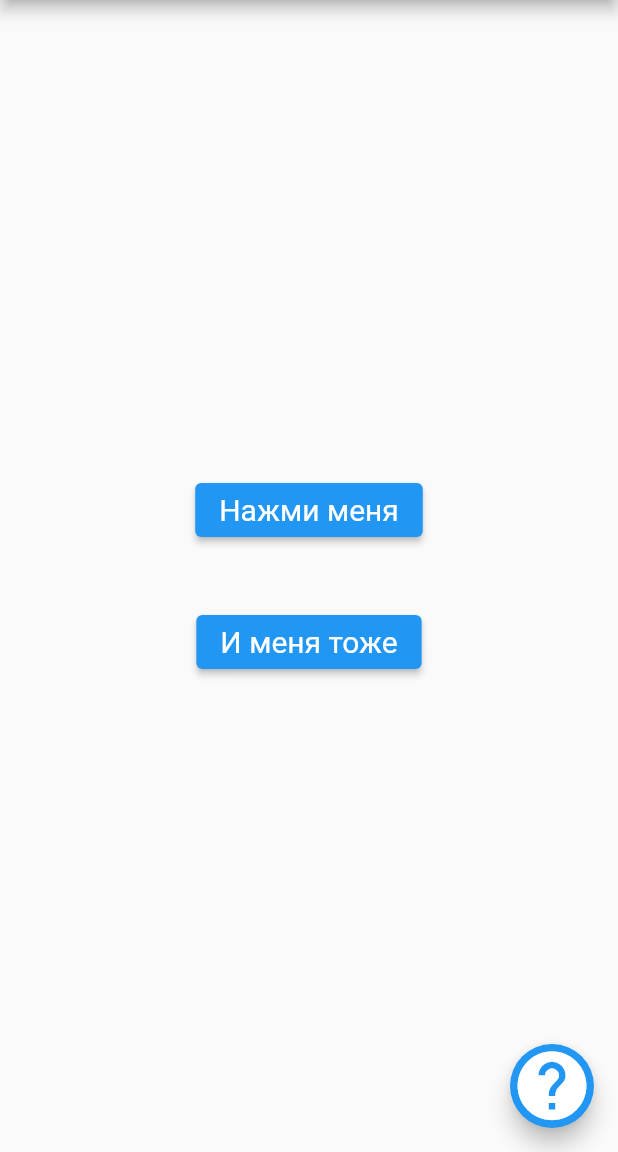
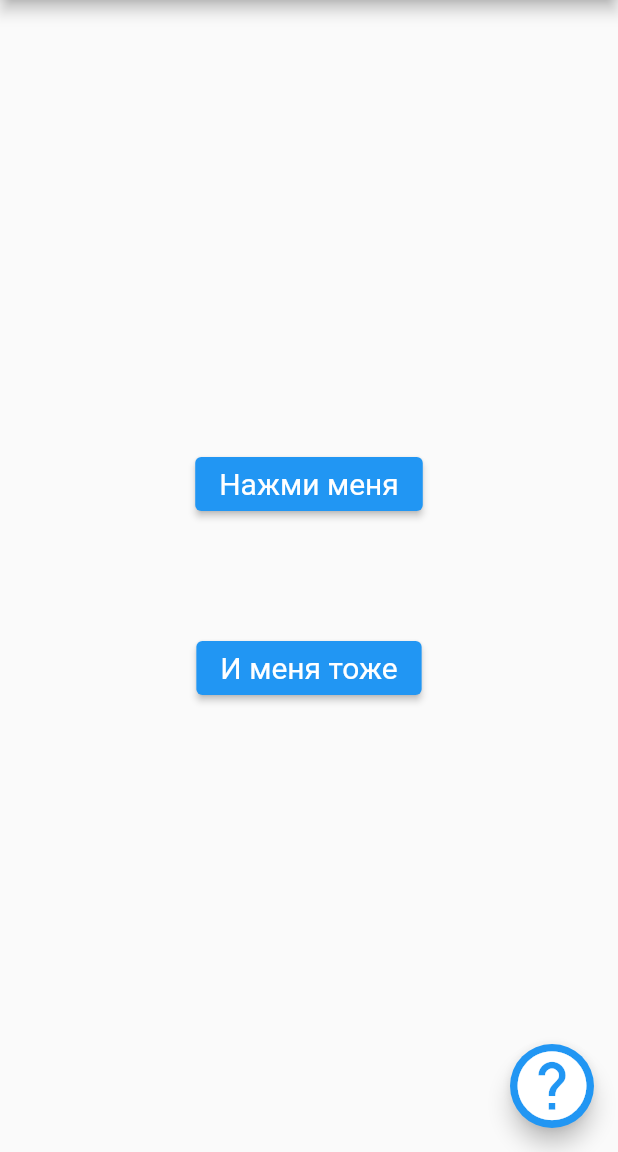
Before and after one commit to oquad/intership2021, a Flutter app: the MaterialWidgetScreen screen opened directly, on a phone screen of 412 x 824 dp, the part 84-1236 px from its top. Run offline on Flutter 3.47's test engine with Material 2 defaults, Android fonts, the phone set to English and light mode, and no system bars.

Commit message:
refactored some more shit

```diff
--- a/lib/material/material_demo_screen.dart
+++ b/lib/material/material_demo_screen.dart
@@ -10,9 +10,14 @@ class MaterialWidgetScreen extends StatefulWidget {
   State<MaterialWidgetScreen> createState() => _MaterialWidgetScreenState();
 }
 
-enum PopupButtonOptions { yes, yesSure, no, noSure }
+enum PopupButtonOptions {
+  yes,
+  yesSure,
+  no,
+  noSure,
+}
 
-extension PoputToString on PopupButtonOptions {
+extension PopupToString on PopupButtonOptions {
   String toText() {
     switch (this) {
       case PopupButtonOptions.yes:
@@ -37,30 +42,29 @@ enum RadioOptions {
   Sunday,
 }
 
+extension RadioToString on RadioOptions {
+  String toText() {
+    switch (this) {
+      case RadioOptions.Monday:
+        return 'Понедельник';
+      case RadioOptions.Tuesday:
+        return 'Вторник';
+      case RadioOptions.Wednesday:
+        return 'Среда';
+      case RadioOptions.Thursday:
+        return 'Щитверг';
+      case RadioOptions.Friday:
+        return 'Пятницца';
+      case RadioOptions.Saturday:
+        return 'Суббота';
+      case RadioOptions.Sunday:
+        return 'Христос воскресе';
+    }
+  }
+}
+
 class _MaterialWidgetScreenState extends State<MaterialWidgetScreen> {
-  final Map<String, Color> colorMap = {
-    "drawerHeader": Color(0xFF233040),
-    "drawerBackground": Color(0xFF1C242F),
-    "entryTitle": Color(0xFFECF0F1),
-    "entryLeading": Color(0xFF727E8A),
-    "nickname": Color(0xFFFEFEFE),
-    "phone": Color(0xFF717D8B),
-    "themeSwitcher": Color(0xFFFFFFFF),
-  };
-
-  final Map<String, Color> colorMapLight = {
-    "drawerHeader": Color(0xFF5A8FBB),
-    "drawerBackground": Color(0xFFFFFFFF),
-    "entryTitle": Color(0xFF454545),
-    "entryLeading": Color(0xFFAAB0B3),
-    "nickname": Color(0xFFF4FCFD),
-    "phone": Color(0xFFABD2EF),
-    "themeSwitcher": Color(0xFFFAFEFD),
-  };
-
   /// TODO use [Theme] to change appearance
-  var _darkThemeUsing = true;
-
   Widget _currentScreen = SmallTalkAboutHorses();
 
   @override
@@ -74,144 +78,80 @@ class _MaterialWidgetScreenState extends State<MaterialWidgetScreen> {
         title: const Text('Material widgets demo'),
         actions: [AppBarActions()],
       ),
-      endDrawer: Drawer(
-        child: Container(
-          color: _darkThemeUsing
-              ? colorMap["drawerBackground"]
-              : colorMapLight["drawerBackground"],
+      endDrawer: drawerWidget(),
+      floatingActionButton: FloatingActionButton(
+        child: Icon(Icons.help, size: 55),
+        onPressed: () {
+          ScaffoldMessenger.of(context)
+              .showSnackBar(const SnackBar(content: Text('Да не эту блять')));
+        },
+        tooltip: 'Саня',
+      ),
+      body: Center(child: _currentScreen),
+    );
+  }
+
+  /// TODO colors
+  Widget drawerWidget() {
+    return Drawer(
       child: ListView(children: <Widget>[
         DrawerHeader(
           padding: EdgeInsets.all(0),
-              decoration: BoxDecoration(
-                  color: _darkThemeUsing
-                      ? colorMap["drawerHeader"]
-                      : colorMapLight["drawerHeader"]),
           duration: Duration(milliseconds: 0),
           child: Container(
             padding: EdgeInsets.all(15),
             child: Column(
+              mainAxisAlignment: MainAxisAlignment.spaceBetween,
               crossAxisAlignment: CrossAxisAlignment.start,
               children: <Widget>[
-                    Row(
-                      children: <Widget>[
-                        CircleAvatar(
-                          backgroundColor: _darkThemeUsing
-                              ? colorMap["drawerBackground"]
-                              : colorMapLight["drawerBackground"],
-                          radius: 35,
-                          child: Text(
-                            "AB",
-                            style: TextStyle(
-                              color: _darkThemeUsing
-                                  ? colorMap["nickname"]
-                                  : colorMapLight["nickname"],
-                              fontWeight: FontWeight.bold,
-                            ),
-                          ),
-                        ),
-                        Expanded(
-                          child: Text(''),
-                        ),
-                        IconButton(
-                          icon: Icon(
-                            Icons.light_mode,
-                            color: _darkThemeUsing
-                                ? colorMap["themeSwitcher"]
-                                : colorMapLight["themeSwitcher"],
-                          ),
-                          onPressed: () => setState(() =>
-                              _darkThemeUsing = _darkThemeUsing ? false : true),
-                        ),
-                      ],
-                    ),
-                    Expanded(
-                      child: Text(''),
-                    ),
-                    Row(
-                      children: <Widget>[
-                        Column(
-                          crossAxisAlignment: CrossAxisAlignment.start,
-                          children: <Widget>[
-                            Text(
-                              'Alexey Bukin',
-                              style: TextStyle(
-                                color: _darkThemeUsing
-                                    ? colorMap["nickname"]
-                                    : colorMapLight["nickname"],
-                                fontWeight: FontWeight.bold,
-                              ),
-                            ),
-                            Text(
-                              '+7 (920) 008-12-76',
-                              style: TextStyle(
-                                  color: _darkThemeUsing
-                                      ? colorMap["phone"]
-                                      : colorMapLight["phone"]),
-                            ),
-                          ],
-                        ),
-                        Expanded(
-                          child: Text(''),
-                        ),
-                        IconButton(
-                          icon: Icon(
-                            Icons.keyboard_arrow_down_outlined,
-                            color: _darkThemeUsing
-                                ? colorMap["themeSwitcher"]
-                                : colorMapLight["themeSwitcher"],
-                          ),
-                          onPressed: () {},
-                        ),
-                      ],
-                    ),
+                drawerHeaderTopLine(),
+                drawerHeaderBottomLine(),
               ],
             ),
           ),
         ),
         drawerList(),
       ]),
-        ),
-      ),
-      floatingActionButton: FloatingActionButton(
-        child: Icon(
-          Icons.help,
-          size: 55,
-        ),
-        onPressed: () {
-          ScaffoldMessenger.of(context)
-              .showSnackBar(const SnackBar(content: Text('Да не эту блять')));
-        },
-        tooltip: 'Саня',
-      ),
-      body: Center(
-        child: _currentScreen,
-      ),
     );
   }
 
-  // final Map<String, IconData> entryAndIconList = {
-  //   'Разговоры о конях': Icons.group_outlined,
-  //   'Contacts': Icons.person_outline,
-  //   'Calls': Icons.call_outlined,
-  //   'People Nearby': Icons.person_outline,
-  //   'Saved Messages': Icons.bookmark_outline,
-  //   'Settings': Icons.settings_outlined,
-  //   'Unused': Icons.help,
-  //   'Радио': Icons.person_add_outlined,
-  //   'Telegram Features': Icons.help_outline,
-  // };
+  /// TODO define styles correctly
+  /// TODO define ThemeChangerFunction
+  Widget drawerHeaderTopLine() {
+    return Row(
+      mainAxisAlignment: MainAxisAlignment.spaceBetween,
+      children: <Widget>[
+        CircleAvatar(
+          radius: 35,
+          child: Text("AB"),
+        ),
+        IconButton(
+          icon: Icon(Icons.light_mode),
+          onPressed: () {},
+        ),
+      ],
+    );
+  }
 
-  //    final List<Widget> pageOptions = <Widget>[
-  //       SmallTalkAboutHorses(),
-  //       DataTableWidget(),
-  //       CardsWidget(),
-  //       TapBarWidget(),
-  //       CheckboxWidget(),
-  //       DateTimeWidget(),
-  //       DefaultWidget(),
-  //       RadioWidget(),
-  //       SliderSwitch(),
-  //     ];
+  /// TODO define styles correctly
+  Widget drawerHeaderBottomLine() {
+    return Row(
+      mainAxisAlignment: MainAxisAlignment.spaceBetween,
+      children: <Widget>[
+        Column(
+          crossAxisAlignment: CrossAxisAlignment.start,
+          children: <Widget>[
+            Text('Alexey Bukin'),
+            Text('+7 (920) 008-12-76'),
+          ],
+        ),
+        IconButton(
+          icon: Icon(Icons.keyboard_arrow_down_outlined),
+          onPressed: () {},
+        ),
+      ],
+    );
+  }
 
   static final titledIcons = [
     TitledIcon(
@@ -220,14 +160,39 @@ class _MaterialWidgetScreenState extends State<MaterialWidgetScreen> {
       builder: () => SmallTalkAboutHorses(),
     ),
     TitledIcon(
-      title: 'DataTableWidget',
+      title: 'Таблица',
       icon: Icons.person_outline,
       builder: () => DataTableWidget(),
     ),
     TitledIcon(
-      title: 'CardsWidget',
+      title: 'Карточки',
       icon: Icons.call_outlined,
       builder: () => CardsWidget(),
+    ),
+    TitledIcon(
+      title: 'Тапбар',
+      icon: Icons.person_outline,
+      builder: () => TapBarWidget(),
+    ),
+    TitledIcon(
+      title: 'Чекбоксы',
+      icon: Icons.bookmark_outline,
+      builder: () => CheckboxWidget(),
+    ),
+    TitledIcon(
+      title: 'Дата и время',
+      icon: Icons.settings_outlined,
+      builder: () => DateTimeWidget(),
+    ),
+    TitledIcon(
+      title: 'Радио',
+      icon: Icons.person_add_outlined,
+      builder: () => RadioWidget(),
+    ),
+    TitledIcon(
+      title: 'Слайдеры и свичи',
+      icon: Icons.help_outline,
+      builder: () => SliderSwitch(),
     ),
   ];
 
@@ -235,16 +200,15 @@ class _MaterialWidgetScreenState extends State<MaterialWidgetScreen> {
       item: item,
       callback: () => setState(() {
             _currentScreen = item.builder.call();
+            Navigator.pop(context);
           }));
 
   Widget drawerList() {
     return Column(
       children: [
-        for (final item in titledIcons.take(2))
-          drawerItem(item),
+        for (final item in titledIcons.take(6)) drawerItem(item),
         Divider(),
-        for (final item in titledIcons.skip(2))
-          drawerItem(item),
+        for (final item in titledIcons.skip(6)) drawerItem(item),
       ],
     );
   }
@@ -259,7 +223,7 @@ class AppBarActions extends StatelessWidget {
           icon: const Icon(Icons.airline_seat_flat),
           onPressed: () {
             ScaffoldMessenger.of(context)
-                .showSnackBar(const SnackBar(content: Text('Ты конь')));
+                .showSnackBar(const SnackBar(content: Text('Ты пидор')));
           },
         ),
         PopupMenuButton<PopupButtonOptions>(
@@ -374,17 +338,8 @@ class RadioWidget extends StatefulWidget {
 }
 
 class _RadioWidgetState extends State<RadioWidget> {
-  RadioOptions? _day = RadioOptions.Monday;
-
-  final List<String> dayTranslation = [
-    "Понедельник",
-    "Вторник",
-    "Среда",
-    "Четверг",
-    "Пятница",
-    "Суббота",
-    "Воскресение",
-  ];
+  static const RadioOptions _default = RadioOptions.Monday;
+  RadioOptions _day = _default;
 
   @override
   Widget build(BuildContext context) {
@@ -393,15 +348,14 @@ class _RadioWidgetState extends State<RadioWidget> {
         height: 500,
         child: Column(
           children: <Widget>[
-            for (var i = 0; i < dayTranslation.length; i++)
+            for (var i = 0; i < RadioOptions.values.length; i++)
               ListTile(
-                title: Text(dayTranslation[i]),
-                visualDensity: VisualDensity.compact,
+                title: Text(RadioOptions.values[i].toText()),
                 leading: Radio<RadioOptions>(
                   value: RadioOptions.values[i],
                   groupValue: _day,
                   onChanged: (RadioOptions? value) =>
-                      setState(() => _day = value),
+                      setState(() => _day = value ?? _default),
                 ),
               ),
           ],
--- a/lib/material/nested_screens.dart
+++ b/lib/material/nested_screens.dart
@@ -1,23 +1,19 @@
 import 'package:flutter/material.dart';
 
 class SmallTalkAboutHorses extends StatelessWidget {
+  final ButtonStyle _horseButtonsStyle =
+      ElevatedButton.styleFrom(textStyle: const TextStyle(fontSize: 20));
+
   @override
   Widget build(BuildContext context) {
     return Center(
       child: Column(
         children: <Widget>[
-          Expanded(
-            child: Text(''),
-          ),
+          Spacer(flex: 4),
           horseButton1(context),
-          Container(
-            height: 40,
-            child: Text(''),
-          ),
+          Spacer(),
           horseButton2(context),
-          Expanded(
-            child: Text(''),
-          ),
+          Spacer(flex: 4),
         ],
       ),
     );
@@ -25,7 +21,7 @@ class SmallTalkAboutHorses extends StatelessWidget {
 
   Widget horseButton1(context) {
     return ElevatedButton(
-      style: ElevatedButton.styleFrom(textStyle: const TextStyle(fontSize: 20)),
+        style: _horseButtonsStyle,
         child: const Text('Нажми меня'),
         onPressed: () => showDialog<String>(
               context: context,
@@ -44,13 +40,12 @@ class SmallTalkAboutHorses extends StatelessWidget {
                 ],
               ),
             ).then((result) => ScaffoldMessenger.of(context)
-          .showSnackBar(SnackBar(content: Text(result ?? ':('))))
-    );
+                .showSnackBar(SnackBar(content: Text(result ?? ':(')))));
   }
 
   Widget horseButton2(context) {
     return ElevatedButton(
-      style: ElevatedButton.styleFrom(textStyle: const TextStyle(fontSize: 20)),
+      style: _horseButtonsStyle,
       child: const Text('И меня тоже'),
       onPressed: () => showDialog<String>(
         context: context,
```
Lines whose indentation alone changed are shown as unchanged.
